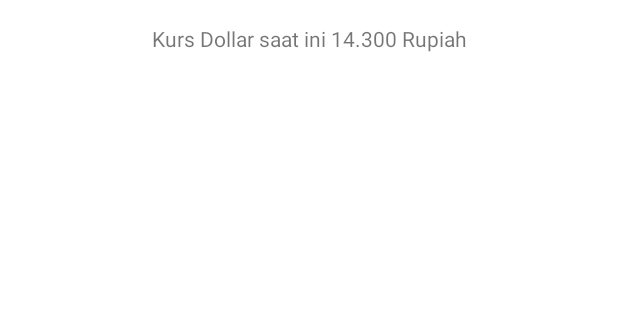
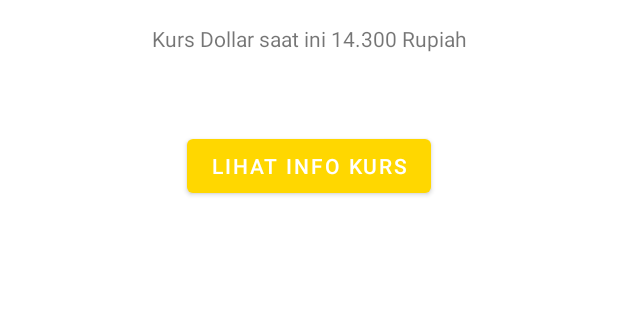
Before and after one commit to iapipahnoer/hitungkurs, an Android app: the layout fragment_hitung.xml on its own in the app's theme, with its tools: preview values and no code run, on a phone screen of 412 x 824 dp, the part 293-613 px from its top. Run offline under Robolectric (Android 15) with nearby library versions, the phone set to English and light mode, and no system bars.

Commit message:
Membuat navigasi sederhana

```diff
--- a/app/src/main/res/layout/fragment_hitung.xml
+++ b/app/src/main/res/layout/fragment_hitung.xml
@@ -70,13 +70,27 @@
         android:layout_marginStart="16dp"
         android:layout_marginTop="16dp"
         android:layout_marginEnd="16dp"
-        android:layout_marginBottom="32dp"
         android:text=""
-        app:layout_constraintBottom_toBottomOf="parent"
         app:layout_constraintEnd_toEndOf="parent"
         app:layout_constraintStart_toStartOf="parent"
         app:layout_constraintTop_toBottomOf="@+id/textView2" />
 
+        <Button
+            android:id="@+id/infoButton"
+            android:layout_width="wrap_content"
+            android:layout_height="wrap_content"
+            android:layout_marginStart="16dp"
+            android:layout_marginTop="16dp"
+            android:layout_marginEnd="16dp"
+            android:layout_marginBottom="16dp"
+            android:text="@string/lihat_info"
+            android:visibility="invisible"
+            app:layout_constraintBottom_toBottomOf="parent"
+            app:layout_constraintEnd_toEndOf="parent"
+            app:layout_constraintStart_toStartOf="parent"
+            app:layout_constraintTop_toBottomOf="@+id/textView4"
+            tools:visibility="visible" />
+
 </androidx.constraintlayout.widget.ConstraintLayout>
 
 </ScrollView>
--- a/app/src/main/res/values/strings.xml
+++ b/app/src/main/res/values/strings.xml
@@ -6,4 +6,5 @@
     <string name="hargakurs">Kurs Dollar saat ini 14.300 Rupiah</string>
     <string name="nilaikurs_invalid">Nilai kurs kosong!</string>
     <string name="infokurs">Info Kurs USD Dollar saat ini adalah 14.300</string>
+    <string name="lihat_info">Lihat Info Kurs</string>
 </resources>
```
Also changed, not shown: app/src/main/java/org/d3if2095/hitungkurs/MainActivity.kt (+13 -0 lines), app/src/main/java/org/d3if2095/hitungkurs/ui/HitungFragment.kt (+8 -0 lines), app/src/main/res/navigation/navigation.xml (+9 -1 lines).
